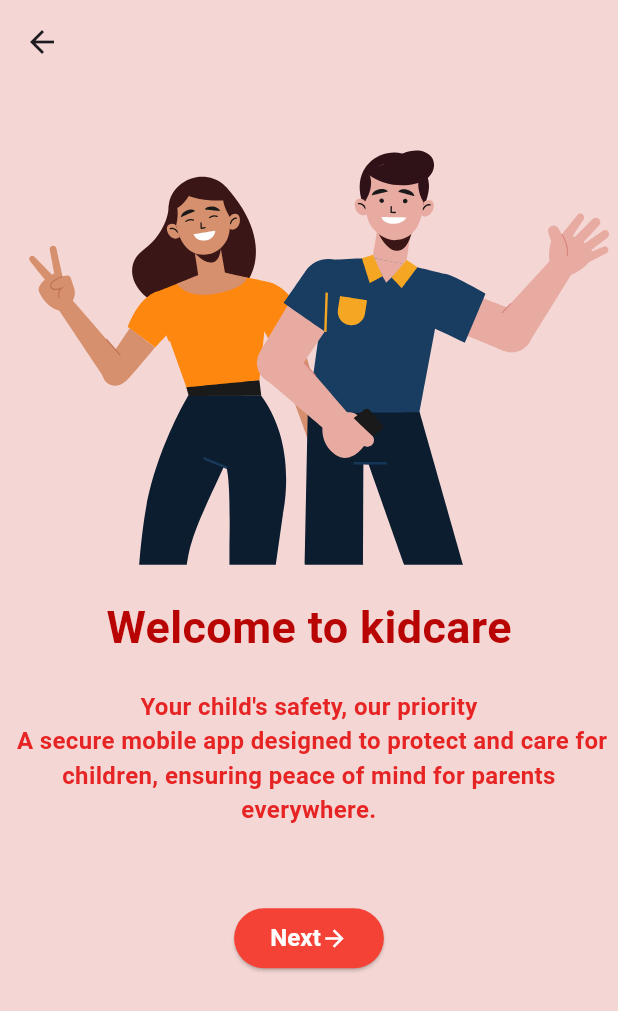
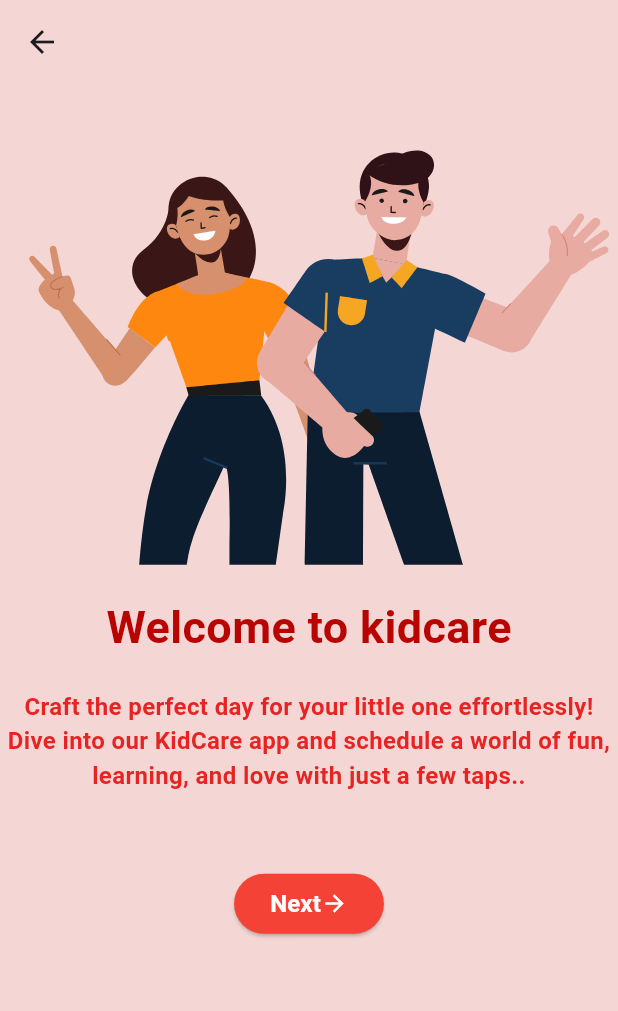
Before and after one commit to GihanSisiraKumara/kidcare_app, a Flutter app: the aboutBord screen opened directly, on a phone screen of 412 x 824 dp. Shown: the top 1011 px of the screen. Run offline on Flutter 3.47's test engine with Material 3 defaults, Android fonts, the phone set to English and light mode, and no system bars; our stand-ins replace flutter_slidable, geolocator, google_maps_flutter, lottie, share; missing offline and left inert: flutter_phone_direct_caller; Roboto replaces fonts that are missing (inter).

Commit message:
insert description about the page.

```diff
--- a/lib/screen/aboutBord.dart
+++ b/lib/screen/aboutBord.dart
@@ -30,7 +30,7 @@ class aboutBord extends StatelessWidget {
             ),
             const SizedBox(height: 20),
             const Text(
-              "Your child's safety, our priority\n A secure mobile app designed to protect and care for children, ensuring peace of mind for parents everywhere.",
+              "Craft the perfect day for your little one effortlessly! Dive into our KidCare app and schedule a world of fun, learning, and love with just a few taps..",
               textAlign: TextAlign.center,
               style: TextStyle(
                 color: Color.fromARGB(255, 230, 36, 36),
--- a/lib/screen/aboutbellBord.dart
+++ b/lib/screen/aboutbellBord.dart
@@ -30,7 +30,7 @@ class aboutbellBord extends StatelessWidget {
             ),
             const SizedBox(height: 20),
             const Text(
-              "Your child's safety, our priority\n A secure mobile app designed to protect and care for children, ensuring peace of mind for parents everywhere.",
+              "Unlock a world of timely updates and gentle reminders! Stay tuned to all the little moments that matter with our KidCare app's delightful notification hub.",
               textAlign: TextAlign.center,
               style: TextStyle(
                 color: Color.fromARGB(255, 230, 36, 36),
--- a/lib/screen/aboutlocationBord.dart
+++ b/lib/screen/aboutlocationBord.dart
@@ -31,7 +31,7 @@ class aboutlocationBord extends StatelessWidget {
             ),
             const SizedBox(height: 40),
             const Text(
-              "Your child's safety, our priority\n A secure mobile app designed to protect and care for children, ensuring peace of mind for parents everywhere.",
+              "Stay in the loop and ensure your child's safety with our KidCare app's location-sharing feature. Share their whereabouts effortlessly for ultimate peace of mind !",
               textAlign: TextAlign.center,
               style: TextStyle(
                 color: Color.fromARGB(255, 230, 36, 36),
```
